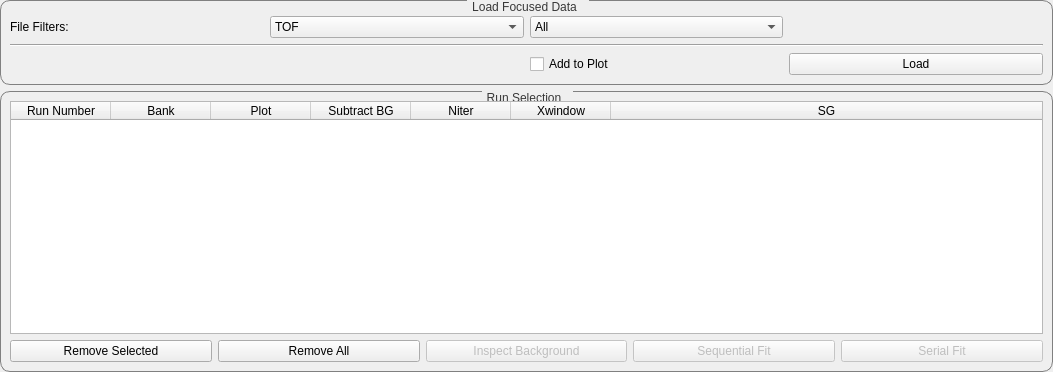
Old version of the form scripts/Engineering/gui/engineering_diffraction/tabs/fitting/data_handling/data_widget.ui in the repository mantidproject/mantid.
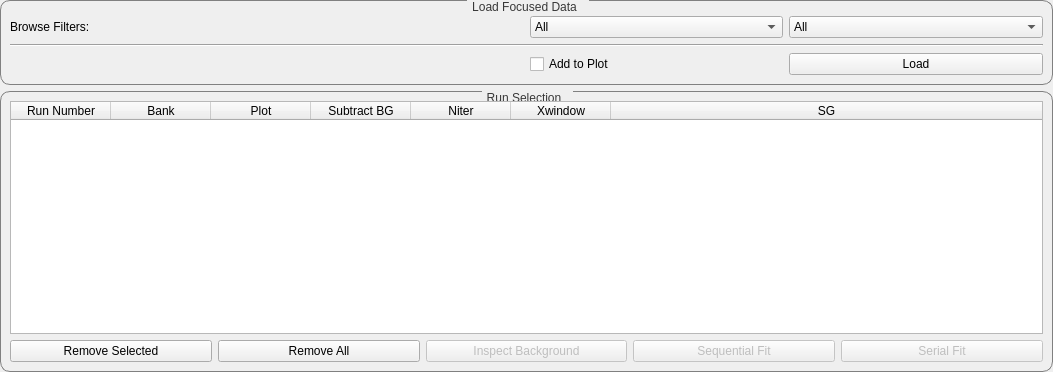
New version of the form. Custom widgets are drawn as their Qt base class.

Commit message:
Tidy up of new filters on Fitting tab
Add All item to units filter so user can load files with any filename
Make filter case insensitive and tighten filter to unit specified must
be at the end of the filename
Change label to Browse filters so more obvious only applies to Browse
dialog

```diff
--- a/scripts/Engineering/gui/engineering_diffraction/tabs/fitting/data_handling/data_widget.ui
+++ b/scripts/Engineering/gui/engineering_diffraction/tabs/fitting/data_handling/data_widget.ui
@@ -73,12 +73,20 @@
           <item row="1" column="0">
            <widget class="QLabel" name="filterLabel">
             <property name="text">
-             <string>File Filters:</string>
+             <string>Browse Filters:</string>
             </property>
            </widget>
           </item>
-        <item row="1" column="1">
+        <item row="1" column="2">
          <widget class="QComboBox" name="combo_xunit">
+          <property name="toolTip">
+           <string>Units filter </string>
+          </property>
+          <item>
+           <property name="text">
+            <string>All</string>
+           </property>
+          </item>
           <item>
            <property name="text">
             <string>TOF</string>
@@ -91,7 +99,7 @@
           </item>
          </widget>
         </item>
-        <item row="1" column="2">
+        <item row="1" column="3">
          <widget class="QComboBox" name="combo_bank">
           <item>
            <property name="text">
```
Left out of the diff: 3 changed lines with no effect on the pictures. The commit also changes 1 other file.
